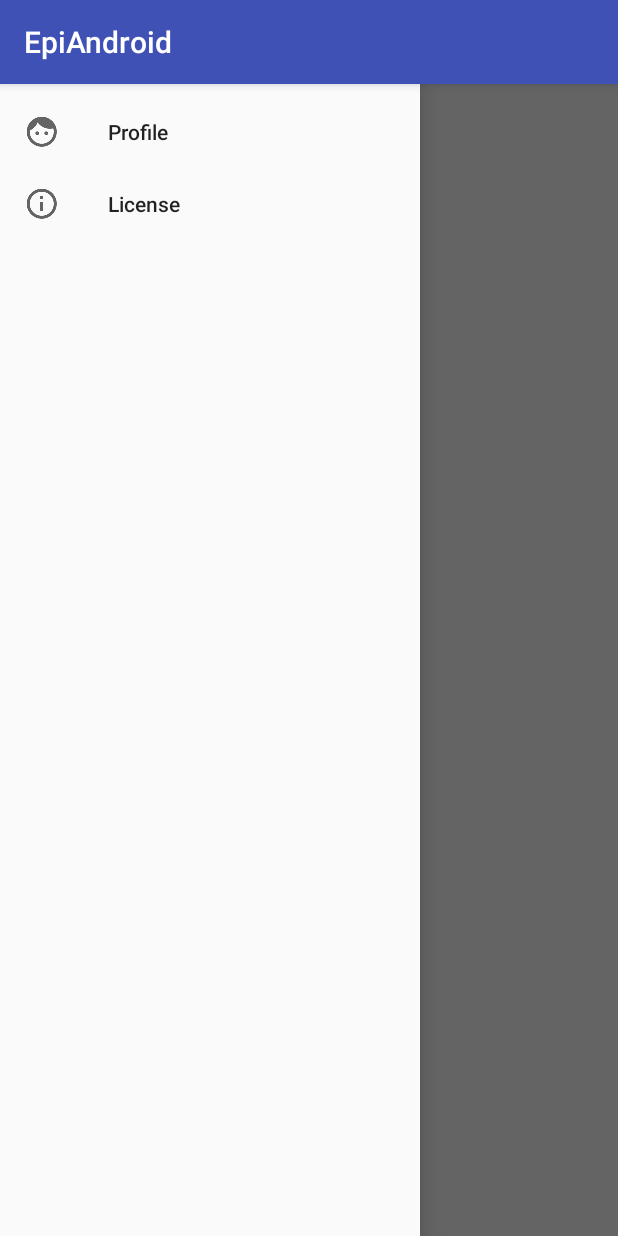
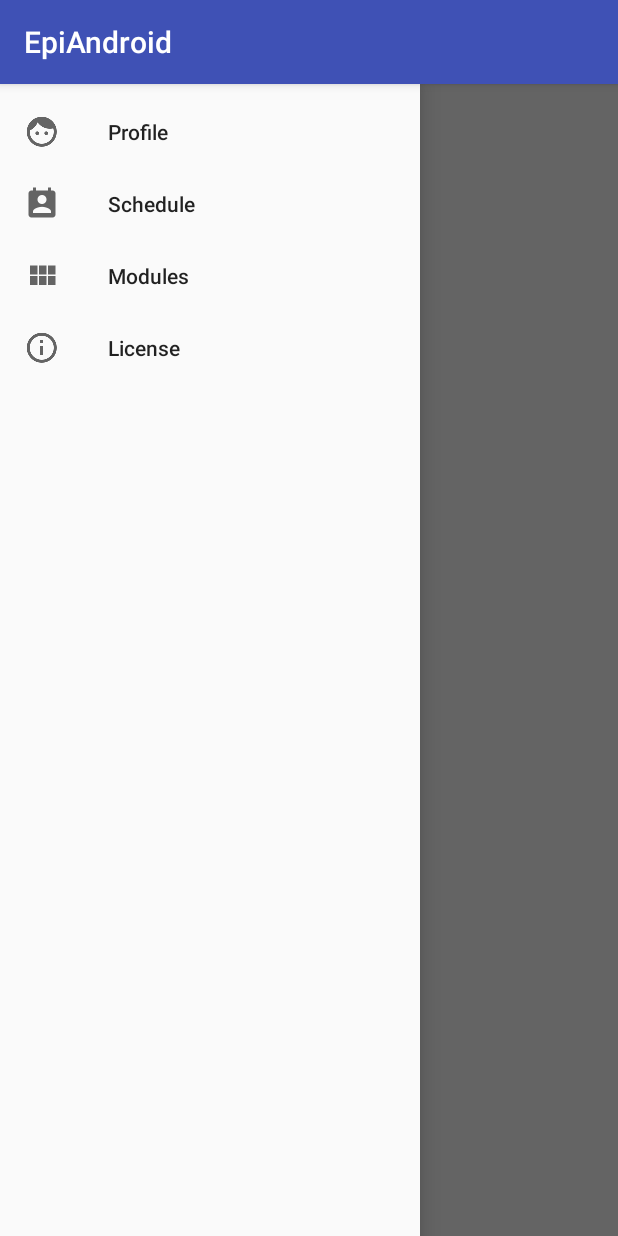
Before and after one commit to dorianamouroux/intra-epitech-client-android, an Android app: the HomeActivity screen opened directly, with no data from a screen before it, with the side drawer open, on a phone screen of 412 x 824 dp. Run offline under Robolectric (Android 15) with nearby library versions, the phone set to English and light mode, and no system bars.

Commit message:
- Add item in NavigationDrawer with their icons - Add corresponding fragment (layout and java files)

```diff
--- a/app/src/main/res/menu/drawer_view.xml
+++ b/app/src/main/res/menu/drawer_view.xml
@@ -11,6 +11,14 @@
         android:id="@+id/profile"
         android:icon="@drawable/ic_face_black"
         android:title="@string/action_profile"/>
+    <item
+        android:id="@+id/schedule"
+        android:icon="@drawable/ic_calendar"
+        android:title="@string/action_schedule"/>
+    <item
+        android:id="@+id/module"
+        android:icon="@drawable/ic_module"
+        android:title="@string/action_module"/>
 
     <group android:checkableBehavior="single">
         <item
--- a/app/src/main/res/values/strings.xml
+++ b/app/src/main/res/values/strings.xml
@@ -9,4 +9,6 @@
 
     <string name="action_license">License</string>
     <string name="action_profile">Profile</string>
+    <string name="action_schedule">Schedule</string>
+    <string name="action_module">Modules</string>
 </resources>
```
Also changed, not shown: app/src/main/java/android/dorianamouroux/fr/epiandroid/HomeActivity.java (+11 -1 lines), app/src/main/java/android/dorianamouroux/fr/epiandroid/ModuleFragment.java (added, +18 -0 lines), app/src/main/java/android/dorianamouroux/fr/epiandroid/ProfileFragment.java (added, +19 -0 lines), app/src/main/java/android/dorianamouroux/fr/epiandroid/ScheduleFragment.java (added, +19 -0 lines), app/src/main/res/layout/module_fragment.xml (added, +14 -0 lines), app/src/main/res/layout/profile_fragment.xml (added, +14 -0 lines), app/src/main/res/layout/schedule_fragment.xml (added, +14 -0 lines), app/src/main/res/drawable-hdpi/ic_calendar.png (added), app/src/main/res/drawable-hdpi/ic_module.png (added), app/src/main/res/drawable-mdpi/ic_calendar.png (added), app/src/main/res/drawable-mdpi/ic_module.png (added), app/src/main/res/drawable-xhdpi/ic_calendar.png (added), app/src/main/res/drawable-xhdpi/ic_module.png (added), app/src/main/res/drawable-xxhdpi/ic_calendar.png (added), 3 more files.
